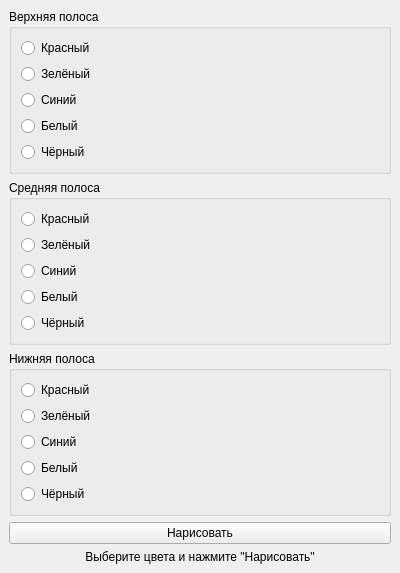
Old version of the form task1.ui in the repository lewa68/PyLab_2.
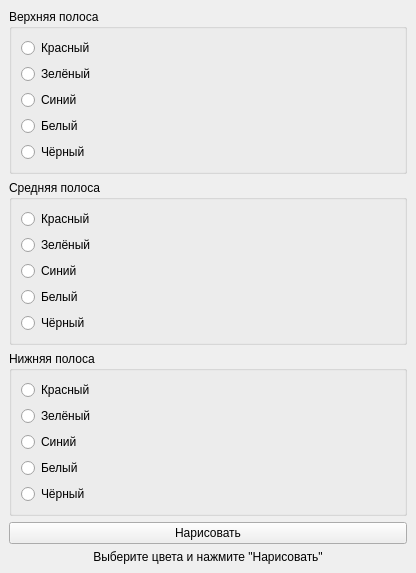
New version of the form.

```diff
--- a/task1.ui
+++ b/task1.ui
@@ -6,8 +6,8 @@
    <rect>
     <x>0</x>
     <y>0</y>
-    <width>400</width>
-    <height>300</height>
+    <width>416</width>
+    <height>543</height>
    </rect>
   </property>
   <property name="windowTitle">
```
Left out of the diff: 3 changed lines with no effect on the pictures.
